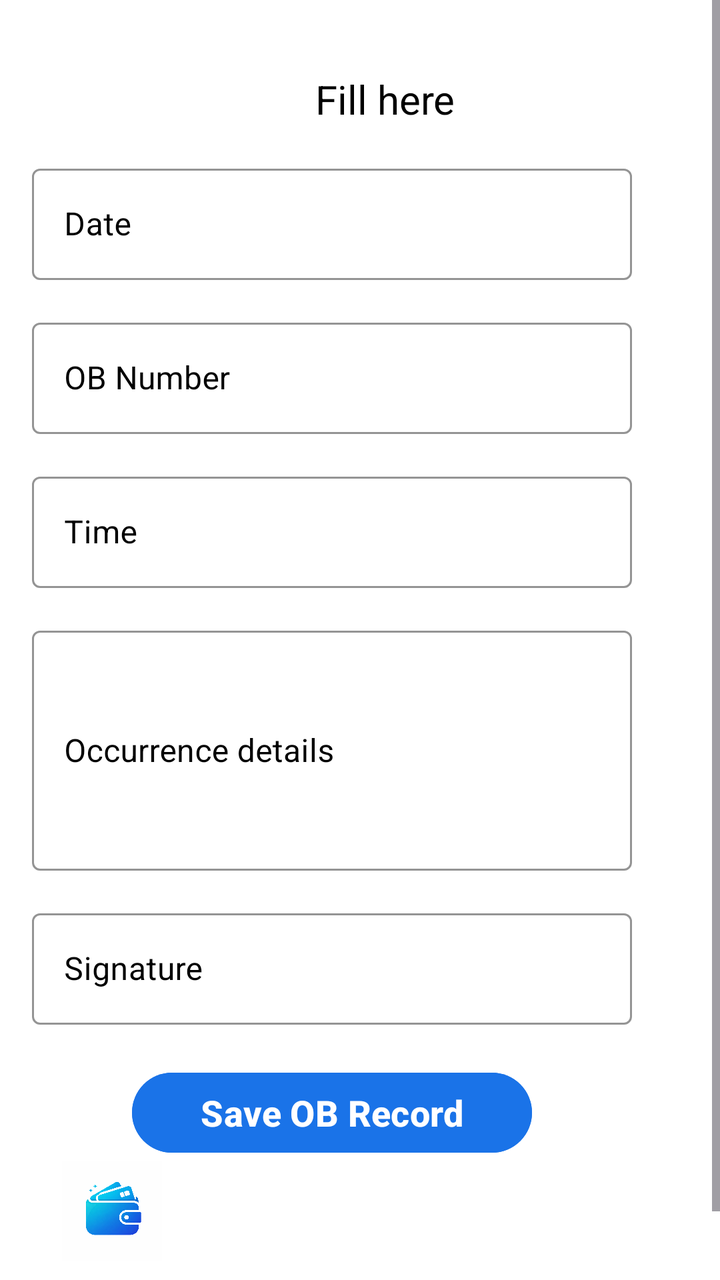
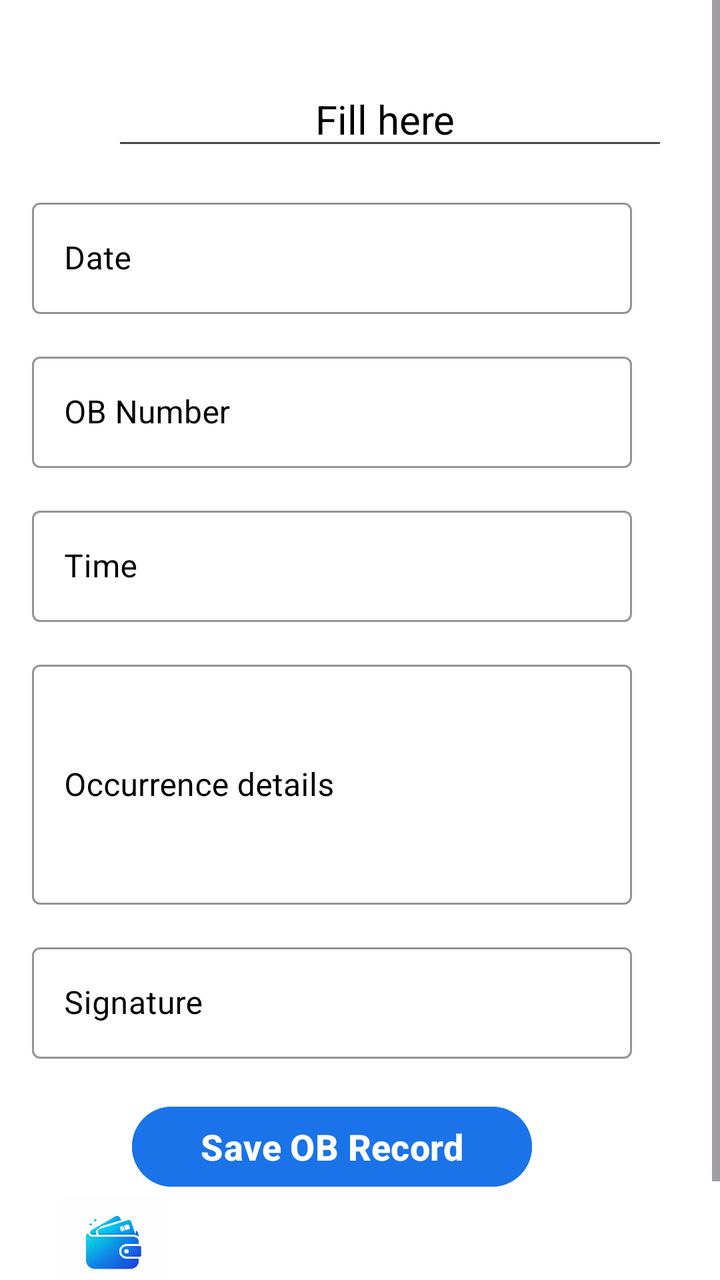

Screens rendered from an Android XML layout before and after an edit, with the pre-edit source and the edit as a unified diff.
<!-- AndroidManifest.xml: application theme Theme.App -->
<!-- res/layout/activity_home.xml -->
<ScrollView xmlns:android="http://schemas.android.com/apk/res/android"
    xmlns:app="http://schemas.android.com/apk/res-auto"
    android:layout_width="match_parent"
    android:layout_height="match_parent"
    android:background="#FFFFFF">

    <LinearLayout
        android:id="@+id/main"
        android:layout_width="match_parent"
        android:layout_height="wrap_content"
        android:orientation="vertical"
        android:layout_marginEnd="10dp"
        android:padding="16dp">

        <TextView
            android:layout_width="match_parent"
            android:layout_height="match_parent"
            android:textAlignment="center"
            android:textColor="@color/black"
            android:layout_marginStart="40dp"
            android:textSize="20sp"
            android:layout_marginTop="20dp"
            android:text="Fill here "/>

        
        <com.google.android.material.textfield.TextInputLayout
            android:layout_width="300dp"
            android:layout_height="wrap_content"
            android:textColorHint="@color/black"
            android:hint="Date"
            android:layout_marginTop="16dp"
            style="@style/Widget.MaterialComponents.TextInputLayout.OutlinedBox"
            app:boxStrokeColor="@android:color/black"
            app:hintTextColor="@android:color/black">

            <com.google.android.material.textfield.TextInputEditText
                android:id="@+id/date"
                android:layout_width="match_parent"
                android:layout_height="wrap_content"
                android:textColor="@android:color/black"
                android:inputType="datetime"/>
        </com.google.android.material.textfield.TextInputLayout>


        
        <com.google.android.material.textfield.TextInputLayout
            android:layout_width="300dp"
            android:layout_height="wrap_content"
            android:textColorHint="@color/black"
            android:hint="OB Number"
            android:layout_marginTop="16dp"
            style="@style/Widget.MaterialComponents.TextInputLayout.OutlinedBox"
            app:boxStrokeColor="@android:color/black"
            app:hintTextColor="@android:color/black">

            <com.google.android.material.textfield.TextInputEditText
                android:id="@+id/obNumber"
                android:layout_width="match_parent"
                android:layout_height="wrap_content"
                android:textColor="@android:color/black"
                android:inputType="number|phone"/>
        </com.google.android.material.textfield.TextInputLayout>


        
        <com.google.android.material.textfield.TextInputLayout
            android:layout_width="300dp"
            android:layout_height="wrap_content"
            android:textColorHint="@color/black"
            android:hint="Time"
            android:layout_marginTop="16dp"
            style="@style/Widget.MaterialComponents.TextInputLayout.OutlinedBox"
            app:boxStrokeColor="@android:color/black"
            app:hintTextColor="@android:color/black">

            <com.google.android.material.textfield.TextInputEditText
                android:id="@+id/time"
                android:layout_width="match_parent"
                android:layout_height="wrap_content"
                android:textColor="@android:color/black"
                android:inputType="time"/>
        </com.google.android.material.textfield.TextInputLayout>

        
        <com.google.android.material.textfield.TextInputLayout
            android:layout_width="300dp"
            android:layout_height="match_parent"
            android:textColorHint="@color/black"
            android:hint="Occurrence details"
            android:layout_marginTop="16dp"
            style="@style/Widget.MaterialComponents.TextInputLayout.OutlinedBox"
            app:boxStrokeColor="@android:color/black"
            app:hintTextColor="@android:color/black">

            <com.google.android.material.textfield.TextInputEditText
                android:id="@+id/occurrence"
                android:layout_width="match_parent"
                android:layout_height="120dp"
                android:textColor="@android:color/black"
                android:inputType="textMultiLine"/>
        </com.google.android.material.textfield.TextInputLayout>


        
        <com.google.android.material.textfield.TextInputLayout
            android:layout_width="300dp"
            android:layout_height="match_parent"
            android:textColorHint="@color/black"
            android:hint="Signature"
            android:layout_marginTop="16dp"
            style="@style/Widget.MaterialComponents.TextInputLayout.OutlinedBox"
            app:boxStrokeColor="@android:color/black"
            app:hintTextColor="@android:color/black">

            <com.google.android.material.textfield.TextInputEditText
                android:id="@+id/sign"
                android:layout_width="match_parent"
                android:layout_height="match_parent"
                android:textColor="@android:color/black"
                android:inputType="number"/>
        </com.google.android.material.textfield.TextInputLayout>

        
        <Button
            android:id="@+id/saveBtn"
            android:layout_width="200dp"
            android:layout_height="wrap_content"
            android:layout_marginTop="20dp"
            android:layout_marginStart="50dp"
            android:text="Save OB Record"
            android:textSize="18sp"
            android:textStyle="bold"
            android:backgroundTint="#1A73E8"
            android:textColor="#FFFFFF"/>


        <ImageView
            android:id="@+id/view"
            android:layout_width="80dp"
            android:layout_height="50dp"
            android:layout_marginBottom="10dp"
            android:src="@drawable/view"/>
        <TextView
            android:layout_width="70dp"
            android:layout_height="20dp"
            android:text="View"
            android:layout_marginStart="30dp"
            android:textSize="14sp"
            android:textColor="@color/black"
            android:textStyle="bold"
            />




    </LinearLayout>
</ScrollView>
<!-- resources referenced by this layout -->
<resources>
  <color name="black">#FF000000</color>
  <!-- drawable view: png bitmap (drawable, 258879 bytes) -->
  <style name="Theme.App" parent="Base.Theme.App" />
  <style name="Base.Theme.App" parent="Theme.Material3.DayNight.NoActionBar">
          <item name="colorPrimary">#1A73E8</item>
  
  
      </style>
</resources>

<!-- the commit's change to res/layout/activity_home.xml (unified diff, before → after) -->
@@ -12,7 +12,7 @@
         android:layout_marginEnd="10dp"
         android:padding="16dp">
 
-        <TextView
+        <EditText
             android:layout_width="match_parent"
             android:layout_height="match_parent"
             android:textAlignment="center"
